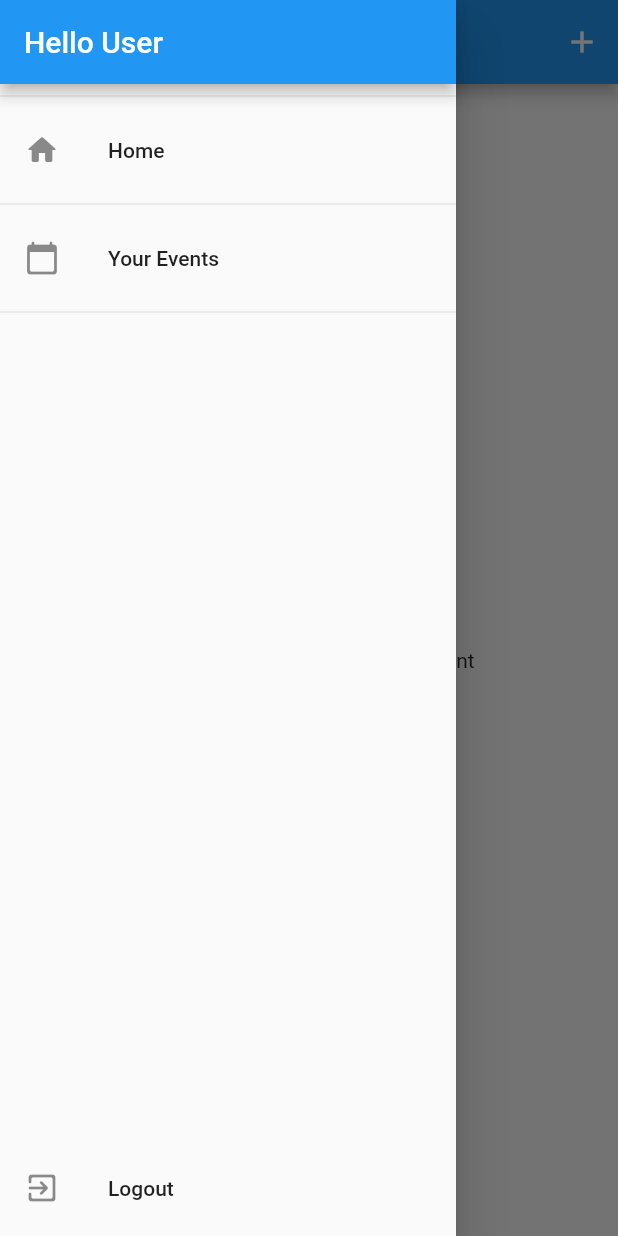
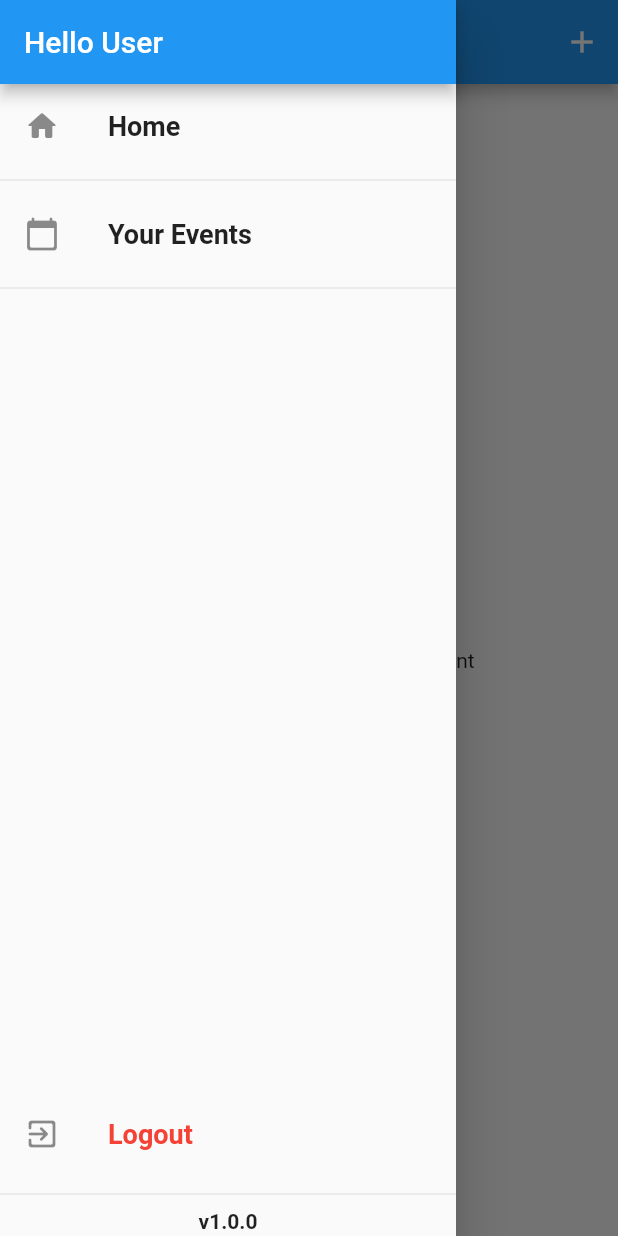
Before and after one commit to roopak99/BIT-Connect, a Flutter app: the UserEvents screen opened by its route, with the side drawer open, on a phone screen of 412 x 824 dp. Run offline on Flutter 3.47's test engine with Material 2 defaults, Android fonts, the phone set to English and light mode, and no system bars; our stand-ins replace shared_preferences; accounts and stored records are empty; network calls fail.

Commit message:
edit event optimized

```diff
--- a/lib/widgets/app_drawer.dart
+++ b/lib/widgets/app_drawer.dart
@@ -5,11 +5,9 @@ import 'package:provider/provider.dart';
 
 class AppDrawer extends StatelessWidget {
   void _showDialog(BuildContext context) {
-    // flutter defined function
     showDialog(
       context: context,
       builder: (BuildContext context) {
-        // return object of type Dialog
         return AlertDialog(
           title: new Text("Logout"),
           content: new Text("Are you sure you want to logout?"),
@@ -48,10 +46,15 @@ class AppDrawer extends StatelessWidget {
                 title: Text('Hello User'),
                 automaticallyImplyLeading: false,
               ),
-              Divider(),
               ListTile(
                 leading: Icon(Icons.home_rounded),
-                title: Text("Home"),
+                title: Text(
+                  "Home",
+                  style: TextStyle(
+                    fontSize: 18,
+                    fontWeight: FontWeight.bold,
+                  ),
+                ),
                 onTap: () {
                   Navigator.of(context).pushReplacementNamed('/');
                 },
@@ -59,7 +62,13 @@ class AppDrawer extends StatelessWidget {
               Divider(),
               ListTile(
                 leading: Icon(Icons.calendar_today_rounded),
-                title: Text("Your Events"),
+                title: Text(
+                  "Your Events",
+                  style: TextStyle(
+                    fontSize: 18,
+                    fontWeight: FontWeight.bold,
+                  ),
+                ),
                 onTap: () {
                   Navigator.of(context)
                       .pushReplacementNamed(UserEvents.routeName);
@@ -68,18 +77,40 @@ class AppDrawer extends StatelessWidget {
               Divider(),
             ],
           ),
+          Column(
+            children: [
               Padding(
                 padding: const EdgeInsets.symmetric(
                   vertical: 4,
                 ),
                 child: ListTile(
                   leading: Icon(Icons.exit_to_app_rounded),
-              title: Text("Logout"),
+                  title: Text(
+                    "Logout",
+                    style: TextStyle(
+                      color: Colors.red,
+                      fontSize: 18,
+                      fontWeight: FontWeight.bold,
+                    ),
+                  ),
                   onTap: () {
                     _showDialog(context);
                   },
                 ),
-          )
+              ),
+              Divider(),
+              Padding(
+                padding: const EdgeInsets.symmetric(vertical: 2),
+                child: Text(
+                  'v1.0.0',
+                  textAlign: TextAlign.center,
+                  style: TextStyle(
+                    fontWeight: FontWeight.bold,
+                  ),
+                ),
+              ),
+            ],
+          ),
         ],
       ),
     );
--- a/lib/widgets/events_list.dart
+++ b/lib/widgets/events_list.dart
@@ -15,6 +15,8 @@ class EventsList extends StatelessWidget {
         eid: loadedEvents[index].eid,
         title: loadedEvents[index].title,
         eventDate: loadedEvents[index].eventDate,
+        batch: loadedEvents[index].batch,
+        branch: loadedEvents[index].branch,
       ),
       itemCount: loadedEvents.length,
     );
```
Also changed, not shown: lib/screens/edit_event_screen.dart (+8 -2 lines), lib/widgets/event_tile.dart (+33 -6 lines). Lines whose indentation alone changed are shown as unchanged.
